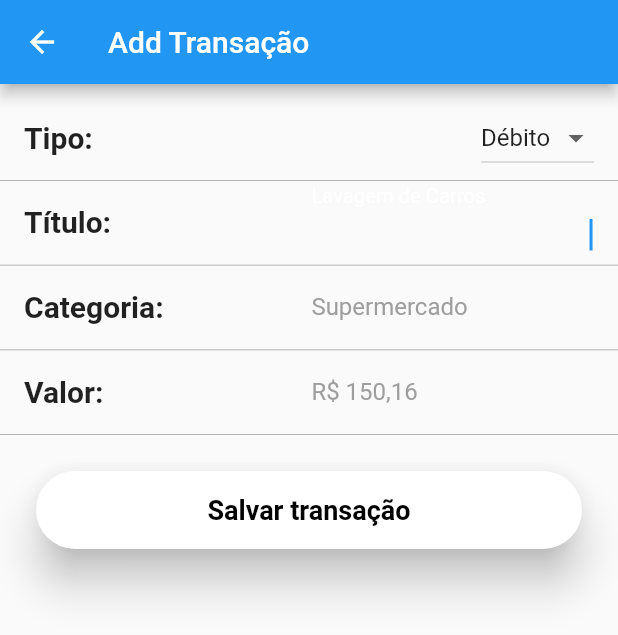
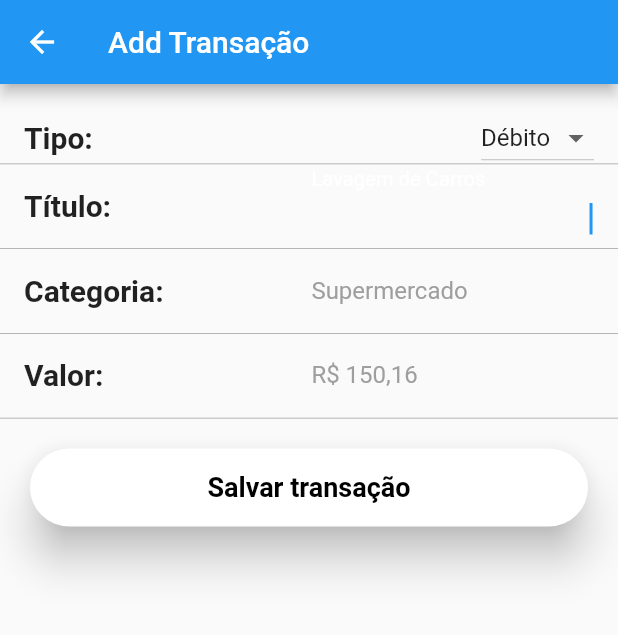
Before and after one commit to jeanfdq/FinancesApp, a Flutter app: the TransactionForm screen opened by its route, on a phone screen of 412 x 824 dp. Shown: the top 635 px of the screen. Run offline on Flutter 3.47's test engine with Material 2 defaults, Android fonts, the phone set to English and light mode, and no system bars; our stand-ins replace awesome_dialog, cloud_firestore, easy_splash_screen, firebase_auth, firebase_core, fl_chart and 3 more; accounts and stored records are empty.

Commit message:
refactory combo resize

```diff
--- a/lib/screens/transaction_form.dart
+++ b/lib/screens/transaction_form.dart
@@ -66,12 +66,16 @@ class _TransactionFormState extends State<TransactionForm> {
           children: [
             Padding(
               padding: const EdgeInsets.only(top: 8),
+              child: SizedBox(
+                width: screenWidth,
+                height: 45,
                 child: ListTile(
                   leading: getLabel("Tipo:"),
                   trailing: DropdownButton(
                     value: _currentType,
                     items: _dropDownMenuItems,
                     onChanged: changedDropDownItem,
+                  ),
                 ),
               ),
             ),
@@ -161,7 +165,7 @@ class _TransactionFormState extends State<TransactionForm> {
               color: Colors.grey,
             ),
             Padding(
-              padding: const EdgeInsets.all(24.0),
+              padding: const EdgeInsets.all(20.0),
               child: ButtonRounded(
                 label: "Salvar transação",
                 labelColor: Colors.black,
```
Also changed, not shown: 1 other file. Lines whose indentation alone changed are shown as unchanged.
